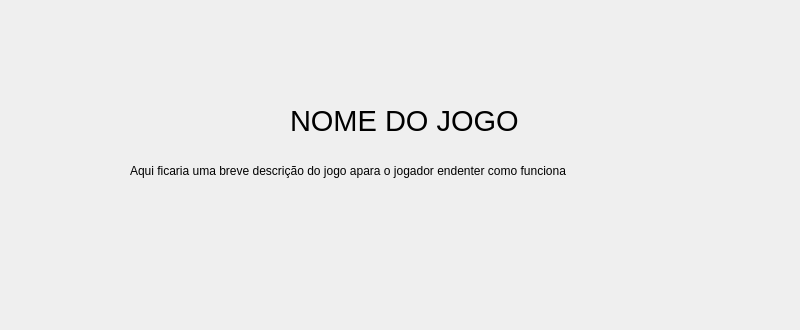
First picture: the form in base.ui, repository Fellipe97/gamifiedTextClassification, before the edit; both pictures show x 0 to 800 and y 0 to 330 of the 800 by 600 pixel window.
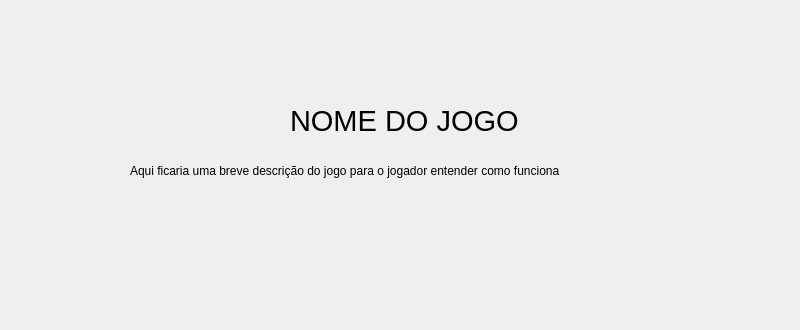
Second picture: the form after the edit.

Commit message: feat: :bug: correção de portugues

Diff of the .ui file:
```diff
--- a/base.ui
+++ b/base.ui
@@ -55,7 +55,7 @@
      </rect>
     </property>
     <property name="text">
-     <string>Aqui ficaria uma breve descrição do jogo apara o jogador endenter como funciona</string>
+     <string>Aqui ficaria uma breve descrição do jogo para o jogador entender como funciona</string>
     </property>
    </widget>
   </widget>
```
The commit also changes 2 other files.
